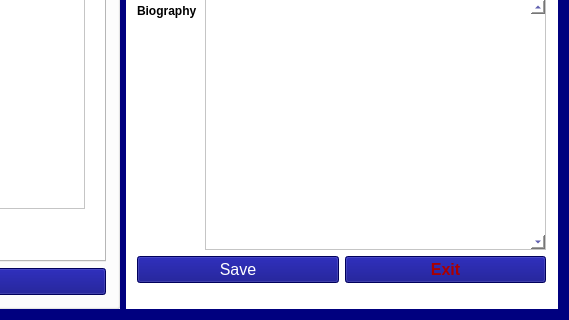
The window that NetfluxApp/widget.ui (omrmeh/netflux) describes before a commit, drawn with Qt 5; both pictures show x 702 to 1271 and y 469 to 789 of the 1271 by 789 pixel window.
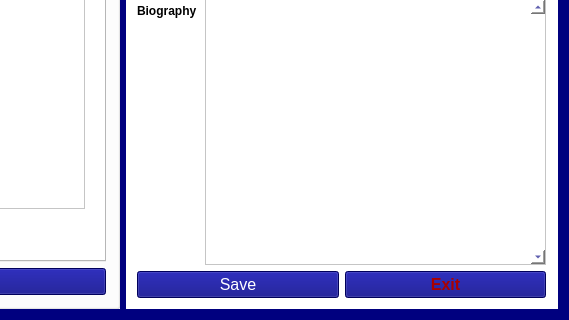
The same window after the commit.

Commit message: nettoyage du stackedwidget en xml

What changed in the file:
```diff
--- a/NetfluxApp/widget.ui
+++ b/NetfluxApp/widget.ui
@@ -1044,8 +1044,7 @@
        </item>
       </layout>
      </widget>
-     <widget class="QWidget" name="stackedWidgetPagePerson_2">
-      <widget class="QStackedWidget" name="stackedWidget_2">
+     <widget class="QWidget" name="stackedWidgetPagePerson">
        <property name="geometry">
         <rect>
          <x>0</x>
@@ -1069,7 +1068,6 @@
        <property name="styleSheet">
         <string notr="true">background-color: rgb(255, 255, 255);</string>
        </property>
-       <widget class="QWidget" name="stackedWidgetPagePerson">
         <layout class="QGridLayout" name="gridLayout_5">
          <item row="2" column="0">
           <layout class="QFormLayout" name="formLayout_2">
@@ -1395,8 +1393,6 @@
           </layout>
          </item>
         </layout>
-       </widget>
-      </widget>
      </widget>
     </widget>
    </item>
```
